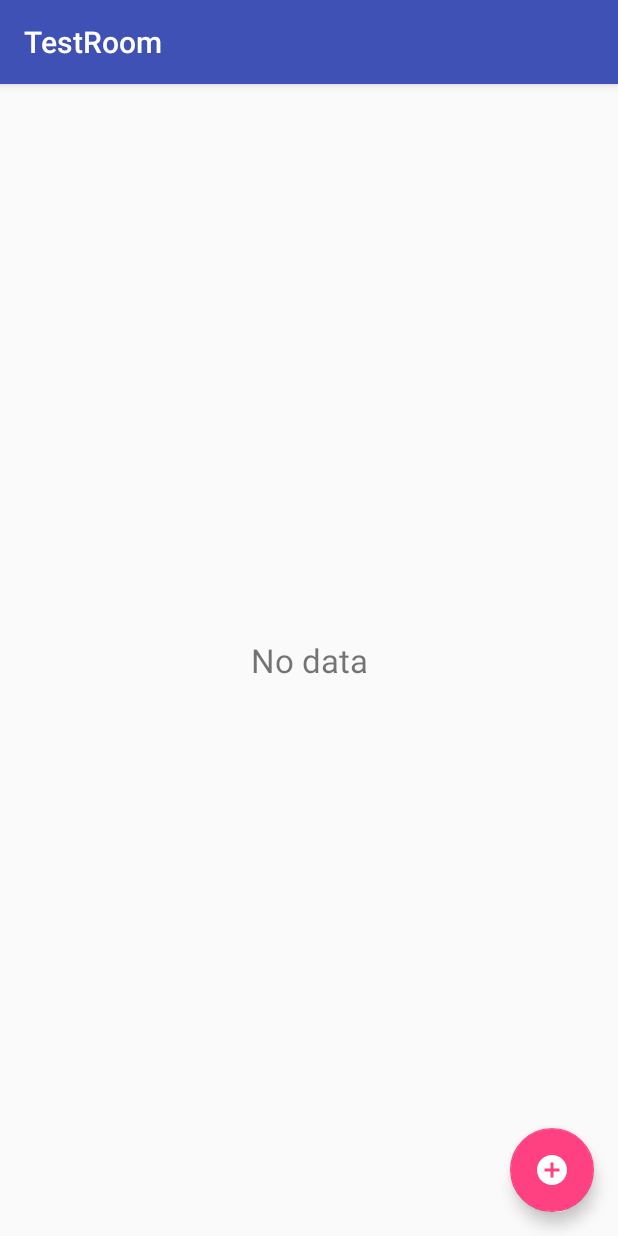
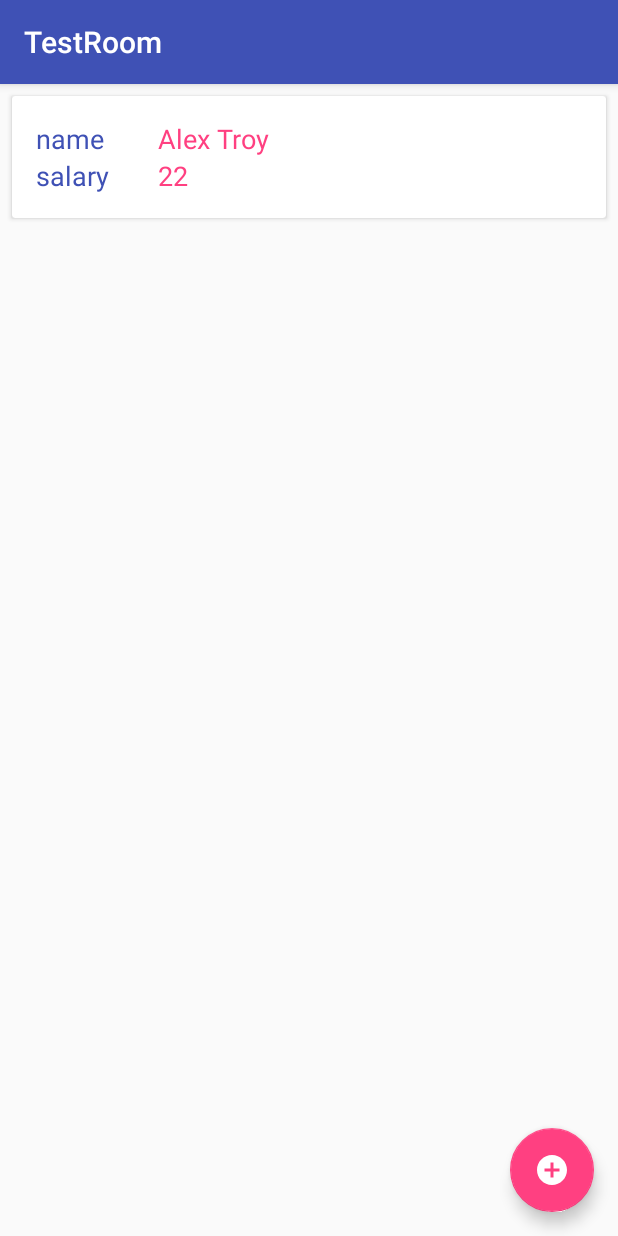
Before and after one commit to Tigran20/TestRoom, an Android app: the screen it shows after launch (MainActivity), after a tap on an icon or button, on a phone screen of 412 x 824 dp. Run offline under Robolectric (Android 15) with nearby library versions, the phone set to English and light mode, and no system bars; our stand-ins replace Room's generated code.

Commit message:
added update

```diff
--- a/app/src/main/AndroidManifest.xml
+++ b/app/src/main/AndroidManifest.xml
@@ -3,14 +3,14 @@
     package="com.example.system.testroom">
 
     <application
-        android:name=".App"
+        android:name=".bd.App"
         android:allowBackup="true"
         android:icon="@mipmap/ic_launcher"
         android:label="@string/app_name"
         android:roundIcon="@mipmap/ic_launcher_round"
         android:supportsRtl="true"
         android:theme="@style/AppTheme">
-        <activity android:name=".MainActivity">
+        <activity android:name=".view.MainActivity">
             <intent-filter>
                 <action android:name="android.intent.action.MAIN" />
 
--- /dev/null
+++ b/app/src/main/java/com/example/system/testroom/adapter/DbAdapter.java
@@ -0,0 +1,57 @@
+package com.example.system.testroom.adapter;
+
+import android.support.annotation.NonNull;
+import android.support.v7.widget.RecyclerView;
+import android.view.LayoutInflater;
+import android.view.View;
+import android.view.ViewGroup;
+import android.widget.TextView;
+
+import com.example.system.testroom.R;
+import com.example.system.testroom.model.Employee;
+
+import java.util.List;
+
+public class DbAdapter extends RecyclerView.Adapter<DbAdapter.ViewHolder> {
+
+    private List<Employee> mEmployees;
+
+    public DbAdapter(List<Employee> employees) {
+        mEmployees = employees;
+    }
+
+    @NonNull
+    @Override
+    public DbAdapter.ViewHolder onCreateViewHolder(@NonNull ViewGroup viewGroup, int i) {
+        View view = LayoutInflater.from(viewGroup.getContext()).inflate(R.layout.inventory_item, viewGroup, false);
+        return new DbAdapter.ViewHolder(view);
+    }
+
+    @Override
+    public void onBindViewHolder(@NonNull DbAdapter.ViewHolder holder, int position) {
+        Employee employee = mEmployees.get(position);
+        holder.name.setText(employee.getName());
+        holder.salary.setText(String.valueOf(employee.getSalary()));
+    }
+
+    public void setData(List<Employee> newData) {
+        mEmployees = newData;
+        notifyDataSetChanged();
+    }
+
+    @Override
+    public int getItemCount() {
+        return mEmployees.size();
+    }
+
+    public class ViewHolder extends RecyclerView.ViewHolder {
+        private TextView name;
+        private TextView salary;
+
+        public ViewHolder(@NonNull View itemView) {
+            super(itemView);
+            name = itemView.findViewById(R.id.product_name);
+            salary = itemView.findViewById(R.id.product_price);
+        }
+    }
+}
--- /dev/null
+++ b/app/src/main/java/com/example/system/testroom/bd/App.java
@@ -0,0 +1,27 @@
+package com.example.system.testroom.bd;
+
+import android.app.Application;
+import android.arch.persistence.room.Room;
+
+public class App extends Application {
+
+    public static App instance;
+    private AppDatabase database;
+
+    @Override
+    public void onCreate() {
+        super.onCreate();
+        instance = this;
+        database = Room.databaseBuilder(this, AppDatabase.class, "database")
+                .allowMainThreadQueries()
+                .build();
+    }
+
+    public static App getInstance() {
+        return instance;
+    }
+
+    public AppDatabase getDatabase() {
+        return database;
+    }
+}
--- /dev/null
+++ b/app/src/main/java/com/example/system/testroom/bd/AppDatabase.java
@@ -0,0 +1,11 @@
+package com.example.system.testroom.bd;
+
+import android.arch.persistence.room.Database;
+import android.arch.persistence.room.RoomDatabase;
+
+import com.example.system.testroom.model.Employee;
+
+@Database(entities = {Employee.class}, version = 1)
+public abstract class AppDatabase extends RoomDatabase {
+    public abstract EmployeeDao employeeDao();
+}
--- /dev/null
+++ b/app/src/main/java/com/example/system/testroom/bd/EmployeeDao.java
@@ -0,0 +1,30 @@
+package com.example.system.testroom.bd;
+
+import android.arch.persistence.room.Dao;
+import android.arch.persistence.room.Delete;
+import android.arch.persistence.room.Insert;
+import android.arch.persistence.room.Query;
+import android.arch.persistence.room.Update;
+
+import com.example.system.testroom.model.Employee;
+
+import java.util.List;
+
+@Dao
+public interface EmployeeDao {
+
+    @Query("SELECT * FROM employee")
+    List<Employee> getAll();
+
+    @Query("SELECT * FROM employee WHERE id = :id")
+    Employee getById(long id);
+
+    @Insert
+    void insert(Employee employee);
+
+    @Update
+    void update(Employee employee);
+
+    @Delete
+    void delete(Employee employee);
+}
--- /dev/null
+++ b/app/src/main/java/com/example/system/testroom/model/Employee.java
@@ -0,0 +1,37 @@
+package com.example.system.testroom.model;
+
+import android.arch.persistence.room.Entity;
+import android.arch.persistence.room.PrimaryKey;
+
+@Entity
+public class Employee {
+
+    @PrimaryKey(autoGenerate = true)
+    private long id;
+    private String name;
+    private int salary;
+
+    public long getId() {
+        return id;
+    }
+
+    public void setId(long id) {
+        this.id = id;
+    }
+
+    public String getName() {
+        return name;
+    }
+
+    public int getSalary() {
+        return salary;
+    }
+
+    public void setName(String name) {
+        this.name = name;
+    }
+
+    public void setSalary(int salary) {
+        this.salary = salary;
+    }
+}
--- /dev/null
+++ b/app/src/main/java/com/example/system/testroom/view/MainActivity.java
@@ -0,0 +1,53 @@
+package com.example.system.testroom.view;
+
+import android.os.Bundle;
+import android.support.design.widget.FloatingActionButton;
+import android.support.v7.app.AppCompatActivity;
+import android.support.v7.widget.LinearLayoutManager;
+import android.support.v7.widget.RecyclerView;
+
+import com.example.system.testroom.R;
+import com.example.system.testroom.adapter.DbAdapter;
+import com.example.system.testroom.bd.App;
+import com.example.system.testroom.bd.AppDatabase;
+import com.example.system.testroom.bd.EmployeeDao;
+import com.example.system.testroom.model.Employee;
+
+import java.util.List;
+
+public class MainActivity extends AppCompatActivity {
+
+    private DbAdapter adapter;
+
+    @Override
+    protected void onCreate(Bundle savedInstanceState) {
+        super.onCreate(savedInstanceState);
+        setContentView(R.layout.inventory_list);
+
+        bd();
+    }
+
+    private void bd() {
+        RecyclerView recyclerView = findViewById(R.id.recycler_view);
+        FloatingActionButton floatingActionButton = findViewById(R.id.fab);
+
+        AppDatabase db = App.getInstance().getDatabase();
+        EmployeeDao employeeDao = db.employeeDao();
+
+        adapter = new DbAdapter(employeeDao.getAll());
+
+        recyclerView.setLayoutManager(new LinearLayoutManager(this));
+        recyclerView.setHasFixedSize(true);
+        recyclerView.setAdapter(adapter);
+
+        floatingActionButton.setOnClickListener(view -> {
+            Employee employee = new Employee();
+            employee.setName("Alex Troy");
+            employee.setSalary(22);
+            employeeDao.insert(employee);
+            adapter.setData(employeeDao.getAll());
+        });
+
+
+    }
+}
--- a/app/src/main/res/layout/inventory_item.xml
+++ b/app/src/main/res/layout/inventory_item.xml
@@ -23,7 +23,6 @@
                 android:id="@+id/salary"
                 style="@style/card_list_style"
                 android:text="salary" />
-
         </LinearLayout>
 
         <LinearLayout style="@style/linear_list_style">
@@ -35,8 +34,6 @@
             <TextView
                 android:id="@+id/product_price"
                 style="@style/card_list_style_data" />
-
-
         </LinearLayout>
     </LinearLayout>
 
--- a/app/src/main/res/layout/inventory_list.xml
+++ b/app/src/main/res/layout/inventory_list.xml
@@ -4,7 +4,7 @@
     xmlns:tools="http://schemas.android.com/tools"
     android:layout_width="match_parent"
     android:layout_height="match_parent"
-    tools:context=".MainActivity">
+    tools:context=".view.MainActivity">
 
     <android.support.v7.widget.RecyclerView xmlns:android="http://schemas.android.com/apk/res/android"
         xmlns:app="http://schemas.android.com/apk/res-auto"
@@ -14,15 +14,6 @@
         android:layout_height="wrap_content">
 
     </android.support.v7.widget.RecyclerView>
-
-    <TextView
-        android:id="@+id/empty_view"
-        android:layout_width="match_parent"
-        android:layout_height="match_parent"
-        android:gravity="center"
-        android:text="No data"
-        android:textSize="22sp"
-        android:visibility="visible" />
 
     <android.support.design.widget.FloatingActionButton
         android:id="@+id/fab"
```
